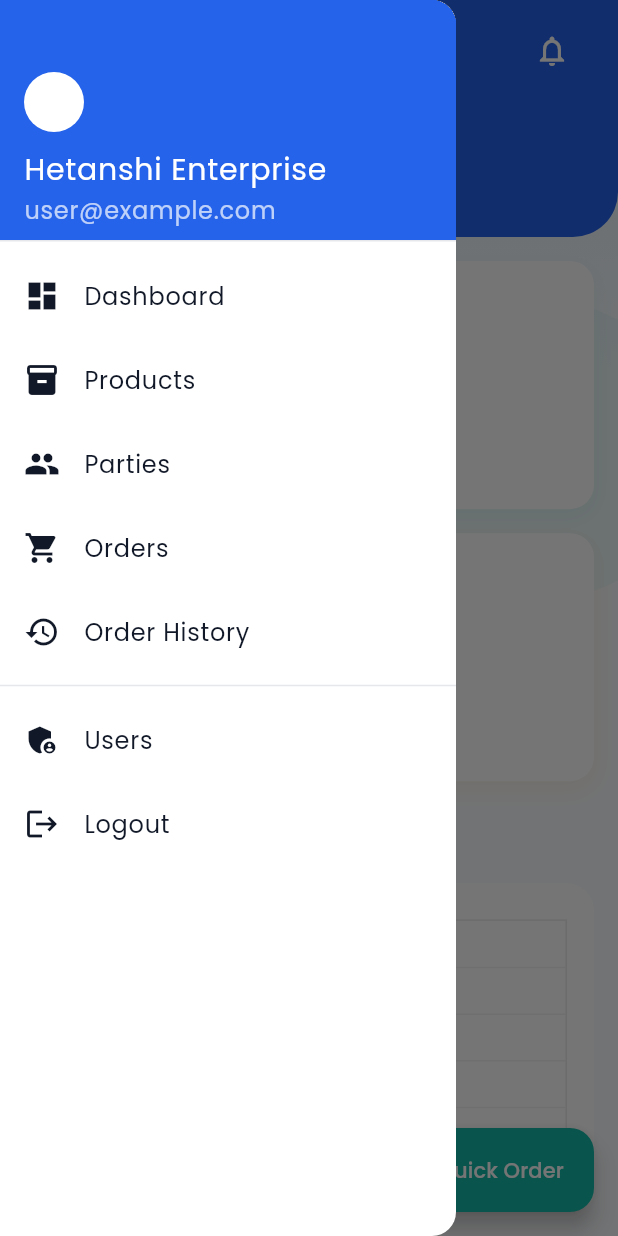
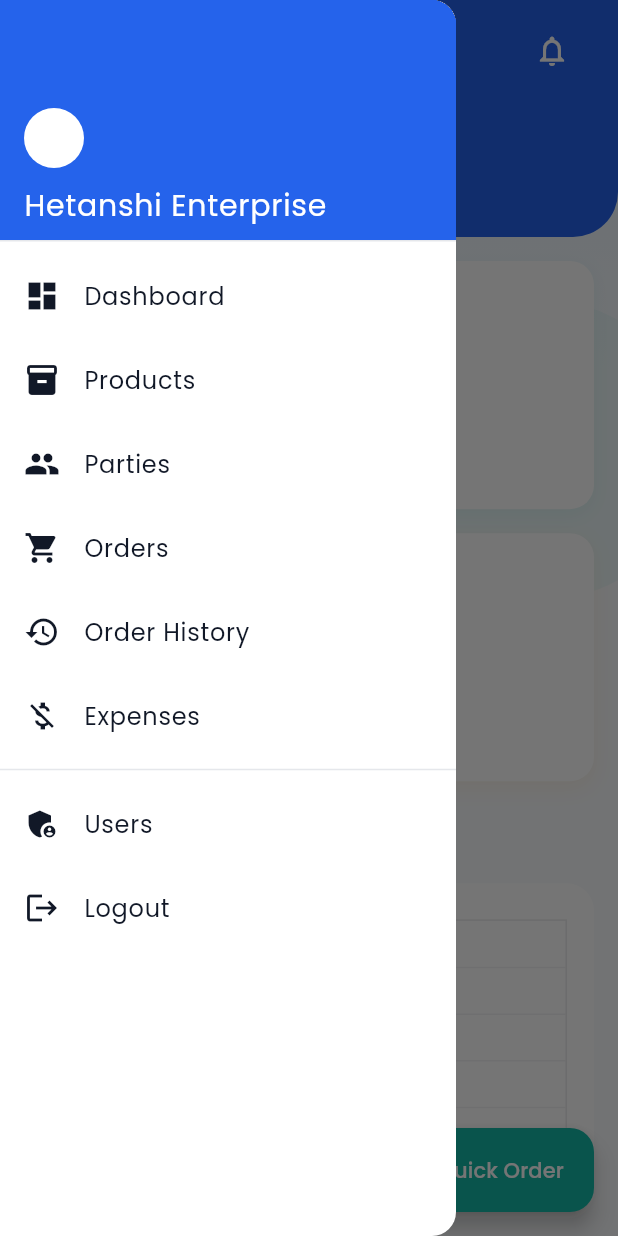
Before and after one commit to Vivekchavda1374/Hetanshi-Enterprise, a Flutter app: the DashboardScreen screen opened by its route, with the side drawer open, on a phone screen of 412 x 824 dp. Run offline on Flutter 3.47's test engine with Material 3 defaults, Android fonts, the phone set to English and light mode, and no system bars; drawn by our look-alikes of fl_chart; our stand-ins replace animate_do, cloud_firestore, firebase_core, firebase_messaging, flutter_staggered_animations, google_fonts and 1 more; accounts and stored records are empty; statements that could not run were skipped.

Commit message:
refactor: Update app drawer with expense and notification navigation

```diff
--- a/lib/widgets/app_drawer.dart
+++ b/lib/widgets/app_drawer.dart
@@ -1,4 +1,6 @@
 import 'package:flutter/material.dart';
+import 'package:hetanshi_enterprise/screens/order/order_history_screen.dart';
+import 'package:hetanshi_enterprise/screens/expense/expense_list_screen.dart';
 
 class AppDrawer extends StatelessWidget {
   const AppDrawer({super.key});
@@ -26,10 +28,7 @@ class AppDrawer extends StatelessWidget {
                   'Hetanshi Enterprise',
                   style: TextStyle(color: Colors.white, fontSize: 20),
                 ),
-                Text(
-                  'user@example.com',
-                  style: TextStyle(color: Colors.white70),
-                ),
+
               ],
             ),
           ),
@@ -68,6 +67,17 @@ class AppDrawer extends StatelessWidget {
                Navigator.pushReplacementNamed(context, '/history');
             },
           ),
+          ListTile(
+            leading: const Icon(Icons.money_off, color: AppColors.dangerRed),
+            title: const Text('Expenses'),
+            onTap: () {
+               Navigator.pop(context); // Close drawer
+               Navigator.push(
+                context,
+                MaterialPageRoute(builder: (context) => const ExpenseListScreen()),
+              );
+            },
+          ),
           const Divider(),
           ListTile(
             leading: const Icon(Icons.admin_panel_settings),
```
